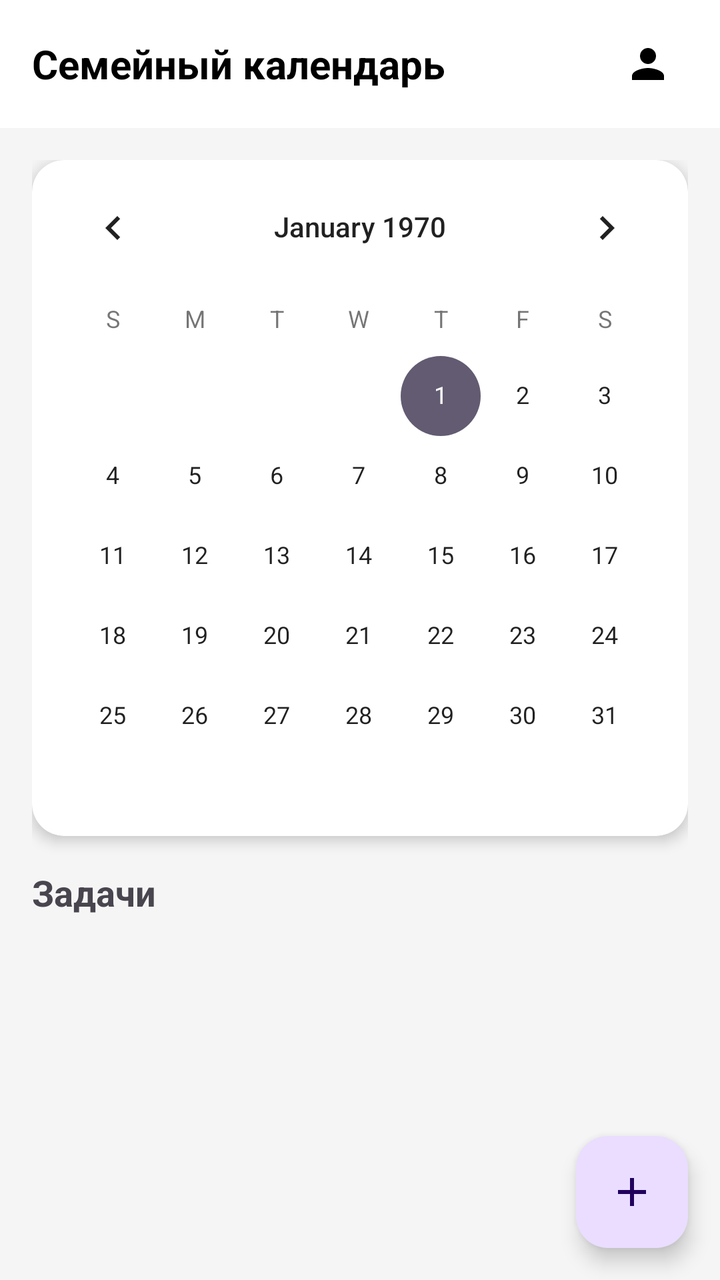
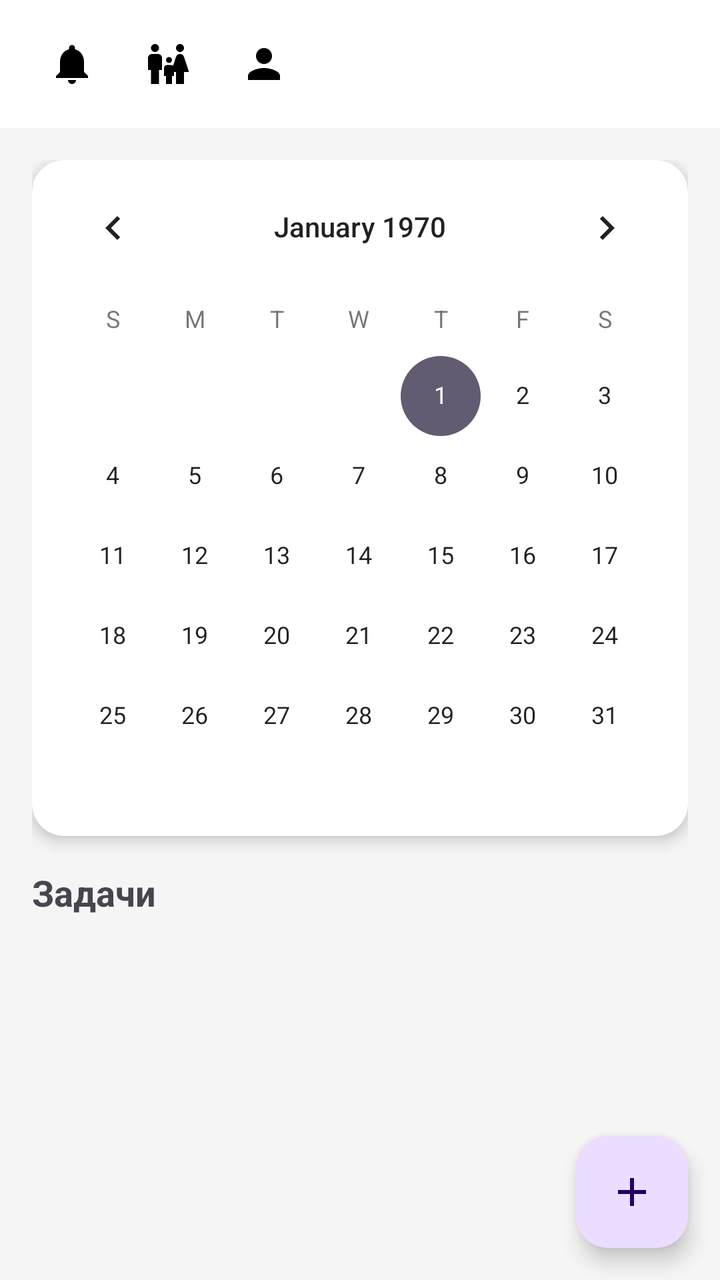

Screens rendered from an Android XML layout before and after an edit, with the pre-edit source and the edit as a unified diff.
<!-- AndroidManifest.xml: application theme Theme.FamilyHelper -->
<!-- res/layout/activity_main.xml -->
<?xml version="1.0" encoding="utf-8"?>
<androidx.coordinatorlayout.widget.CoordinatorLayout
    xmlns:android="http://schemas.android.com/apk/res/android"
    xmlns:app="http://schemas.android.com/apk/res-auto"
    android:layout_width="match_parent"
    android:layout_height="match_parent"
    android:background="#F5F5F5">

    <com.google.android.material.appbar.AppBarLayout
        android:layout_width="match_parent"
        android:layout_height="wrap_content"
        android:background="@android:color/white">

        <androidx.appcompat.widget.Toolbar
            android:layout_width="match_parent"
            android:layout_height="?attr/actionBarSize">

            <TextView
                android:layout_width="wrap_content"
                android:layout_height="wrap_content"
                android:text="Семейный календарь"
                android:textSize="20sp"
                android:textStyle="bold"
                android:textColor="@color/black"/>

            <ImageButton
                android:id="@+id/btnProfile"
                android:layout_width="40dp"
                android:layout_height="40dp"
                android:layout_gravity="end"
                android:layout_marginEnd="16dp"
                android:background="?attr/selectableItemBackgroundBorderless"
                android:src="@drawable/username_icon"
                app:tint="@color/black"/>
        </androidx.appcompat.widget.Toolbar>
    </com.google.android.material.appbar.AppBarLayout>

    <androidx.core.widget.NestedScrollView
        android:layout_width="match_parent"
        android:layout_height="match_parent"
        app:layout_behavior="@string/appbar_scrolling_view_behavior">

        <LinearLayout
            android:layout_width="match_parent"
            android:layout_height="wrap_content"
            android:orientation="vertical"
            android:padding="16dp">

            <androidx.cardview.widget.CardView
                android:id="@+id/birthdayCard"
                android:layout_width="match_parent"
                android:layout_height="wrap_content"
                android:layout_marginBottom="16dp"
                app:cardCornerRadius="12dp"
                app:cardElevation="2dp"
                android:visibility="gone">

                <LinearLayout
                    android:layout_width="match_parent"
                    android:layout_height="wrap_content"
                    android:padding="16dp"
                    android:background="#FFF3E0"
                    android:orientation="horizontal"
                    android:gravity="center_vertical">

                    <TextView
                        android:id="@+id/tvBirthdayAlert"
                        android:layout_width="wrap_content"
                        android:layout_height="wrap_content"
                        android:text="Сегодня день рождения!"
                        android:textColor="#E65100"
                        android:textStyle="bold"/>
                </LinearLayout>
            </androidx.cardview.widget.CardView>

            <androidx.cardview.widget.CardView
                android:layout_width="match_parent"
                android:layout_height="wrap_content"
                app:cardCornerRadius="16dp"
                app:cardElevation="4dp"
                android:layout_marginBottom="16dp">

                <CalendarView
                    android:id="@+id/calendarView"
                    android:layout_width="match_parent"
                    android:layout_height="wrap_content"
                    android:theme="@style/ThemeOverlay.MaterialComponents.Light"/>
            </androidx.cardview.widget.CardView>

            <TextView
                android:id="@+id/tvSelectedDate"
                android:layout_width="wrap_content"
                android:layout_height="wrap_content"
                android:text="Задачи"
                android:textSize="18sp"
                android:textStyle="bold"
                android:layout_marginBottom="8dp"/>

            <androidx.recyclerview.widget.RecyclerView
                android:id="@+id/tasksRecyclerView"
                android:layout_width="match_parent"
                android:layout_height="wrap_content"
                android:nestedScrollingEnabled="false"/>

        </LinearLayout>
    </androidx.core.widget.NestedScrollView>

    <com.google.android.material.floatingactionbutton.FloatingActionButton
        android:id="@+id/fabAddTask"
        android:layout_width="wrap_content"
        android:layout_height="wrap_content"
        android:layout_gravity="bottom|end"
        android:layout_margin="16dp"
        android:src="@drawable/ic_add"
        android:contentDescription="Add"/>
</androidx.coordinatorlayout.widget.CoordinatorLayout>
<!-- resources referenced by this layout -->
<resources>
  <color name="black">#FF000000</color>
  <!-- drawable ic_add (drawable) -->
  <vector xmlns:android="http://schemas.android.com/apk/res/android"
      android:width="24dp"
      android:height="24dp"
      android:viewportWidth="24"
      android:viewportHeight="24">
      <path
          android:fillColor="#FF000000"
          android:pathData="M19,13h-6v6h-2v-6H5v-2h6V5h2v6h6v2z"/>
  </vector>
  <!-- drawable username_icon (drawable) -->
  <vector xmlns:android="http://schemas.android.com/apk/res/android"
      android:width="24dp"
      android:height="24dp"
      android:viewportWidth="24"
      android:viewportHeight="24">
      <path
          android:fillColor="#757575"
          android:pathData="M12,12c2.21,0 4,-1.79 4,-4s-1.79,-4 -4,-4 -4,1.79 -4,4 1.79,4 4,4zM12,14c-2.67,0 -8,1.34 -8,4v2h16v-2c0,-2.66 -5.33,-4 -8,-4z"/>
  </vector>
  <style name="Theme.FamilyHelper" parent="Base.Theme.FamilyHelper" />
  <style name="Base.Theme.FamilyHelper" parent="Theme.Material3.DayNight.NoActionBar">
          
          
      </style>
</resources>

<!-- the commit's change to res/layout/activity_main.xml (unified diff, before → after) -->
@@ -16,18 +16,51 @@
             android:layout_height="?attr/actionBarSize">
 
             <TextView
-                android:layout_width="wrap_content"
+                android:layout_width="0dp"
                 android:layout_height="wrap_content"
+                android:layout_weight="1"
                 android:text="Семейный календарь"
                 android:textSize="20sp"
                 android:textStyle="bold"
                 android:textColor="@color/black"/>
 
+            <FrameLayout
+                android:layout_width="wrap_content"
+                android:layout_height="wrap_content"
+                android:layout_marginEnd="8dp">
+
+                <ImageButton
+                    android:id="@+id/btnInvites"
+                    android:layout_width="40dp"
+                    android:layout_height="40dp"
+                    android:background="?attr/selectableItemBackgroundBorderless"
+                    android:src="@drawable/ic_notifications"
+                    app:tint="@color/black"/>
+
+                <View
+                    android:id="@+id/inviteBadge"
+                    android:layout_width="10dp"
+                    android:layout_height="10dp"
+                    android:layout_gravity="top|end"
+                    android:layout_marginTop="8dp"
+                    android:layout_marginEnd="8dp"
+                    android:background="@drawable/badge_background"
+                    android:visibility="gone"/>
+            </FrameLayout>
+
+            <ImageButton
+                android:id="@+id/btnFamily"
+                android:layout_width="40dp"
+                android:layout_height="40dp"
+                android:layout_marginEnd="8dp"
+                android:background="?attr/selectableItemBackgroundBorderless"
+                android:src="@drawable/ic_family"
+                app:tint="@color/black"/>
+
             <ImageButton
                 android:id="@+id/btnProfile"
                 android:layout_width="40dp"
                 android:layout_height="40dp"
-                android:layout_gravity="end"
                 android:layout_marginEnd="16dp"
                 android:background="?attr/selectableItemBackgroundBorderless"
                 android:src="@drawable/username_icon"
<!-- resource entries referenced after the edit -->
@@ -1,6 +1,12 @@
 <!-- resources referenced by this layout -->
 <resources>
   <color name="black">#FF000000</color>
+  <!-- drawable badge_background (drawable) -->
+  <?xml version="1.0" encoding="utf-8"?>
+  <shape xmlns:android="http://schemas.android.com/apk/res/android"
+      android:shape="oval">
+      <solid android:color="#F44336"/>
+  </shape>
   <!-- drawable ic_add (drawable) -->
   <vector xmlns:android="http://schemas.android.com/apk/res/android"
       android:width="24dp"
@@ -10,6 +16,28 @@
       <path
           android:fillColor="#FF000000"
           android:pathData="M19,13h-6v6h-2v-6H5v-2h6V5h2v6h6v2z"/>
+  </vector>
+  <!-- drawable ic_family (drawable) -->
+  <?xml version="1.0" encoding="utf-8"?>
+  <vector xmlns:android="http://schemas.android.com/apk/res/android"
+      android:width="24dp"
+      android:height="24dp"
+      android:viewportWidth="24"
+      android:viewportHeight="24">
+      <path
+          android:fillColor="#000000"
+          android:pathData="M16,4c0,-1.11 0.89,-2 2,-2s2,0.89 2,2 -0.89,2 -2,2 -2,-0.89 -2,-2zM20,22v-6h2.5l-2.54,-7.63C19.68,7.55 18.92,7 18.06,7h-0.12c-0.86,0 -1.62,0.55 -1.9,1.37L13.5,16H16v6h4zM12.5,11.5c0.83,0 1.5,-0.67 1.5,-1.5s-0.67,-1.5 -1.5,-1.5S11,9.17 11,10s0.67,1.5 1.5,1.5zM5.5,6c1.11,0 2,-0.89 2,-2s-0.89,-2 -2,-2 -2,0.89 -2,2 0.89,2 2,2zM7.5,22v-7H9V9c0,-1.1 -0.9,-2 -2,-2H4C2.9,7 2,7.9 2,9v6h1.5v7h4zM14,22v-4h1v-4c0,-0.82 -0.68,-1.5 -1.5,-1.5h-2c-0.82,0 -1.5,0.68 -1.5,1.5v4h1v4h3z"/>
+  </vector>
+  <!-- drawable ic_notifications (drawable) -->
+  <?xml version="1.0" encoding="utf-8"?>
+  <vector xmlns:android="http://schemas.android.com/apk/res/android"
+      android:width="24dp"
+      android:height="24dp"
+      android:viewportWidth="24"
+      android:viewportHeight="24">
+      <path
+          android:fillColor="#000000"
+          android:pathData="M12,22c1.1,0 2,-0.9 2,-2h-4c0,1.1 0.89,2 2,2zM18,16v-5c0,-3.07 -1.64,-5.64 -4.5,-6.32V4c0,-0.83 -0.67,-1.5 -1.5,-1.5s-1.5,0.67 -1.5,1.5v0.68C7.63,5.36 6,7.92 6,11v5l-2,2v1h16v-1l-2,-2z"/>
   </vector>
   <!-- drawable username_icon (drawable) -->
   <vector xmlns:android="http://schemas.android.com/apk/res/android"
